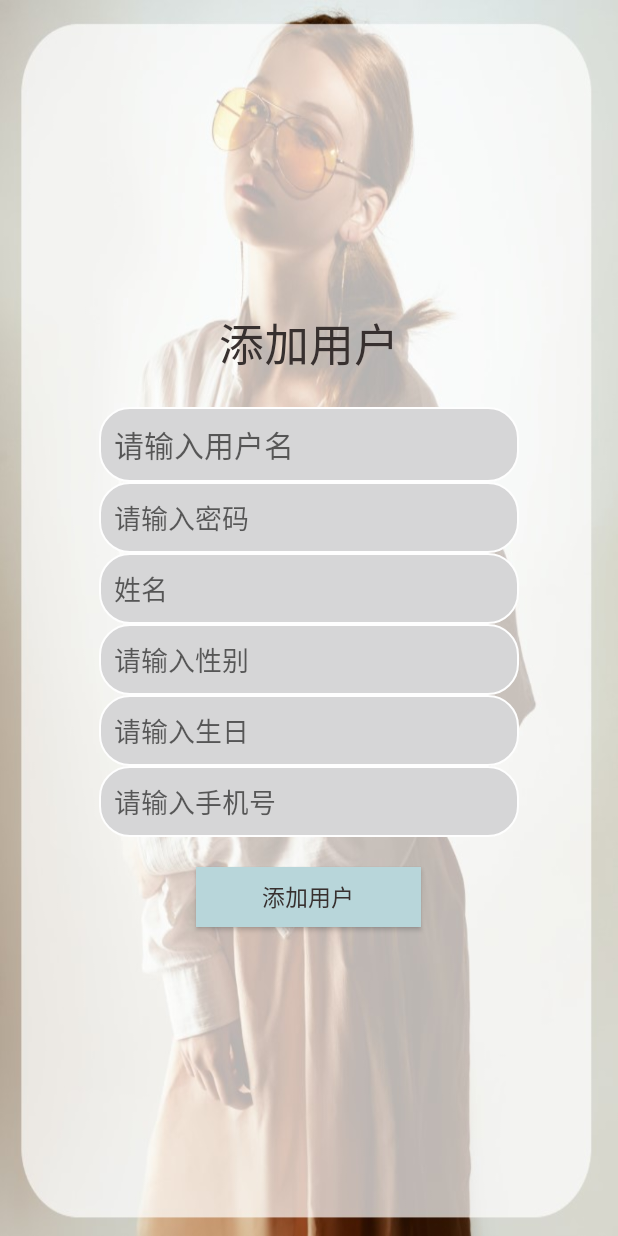
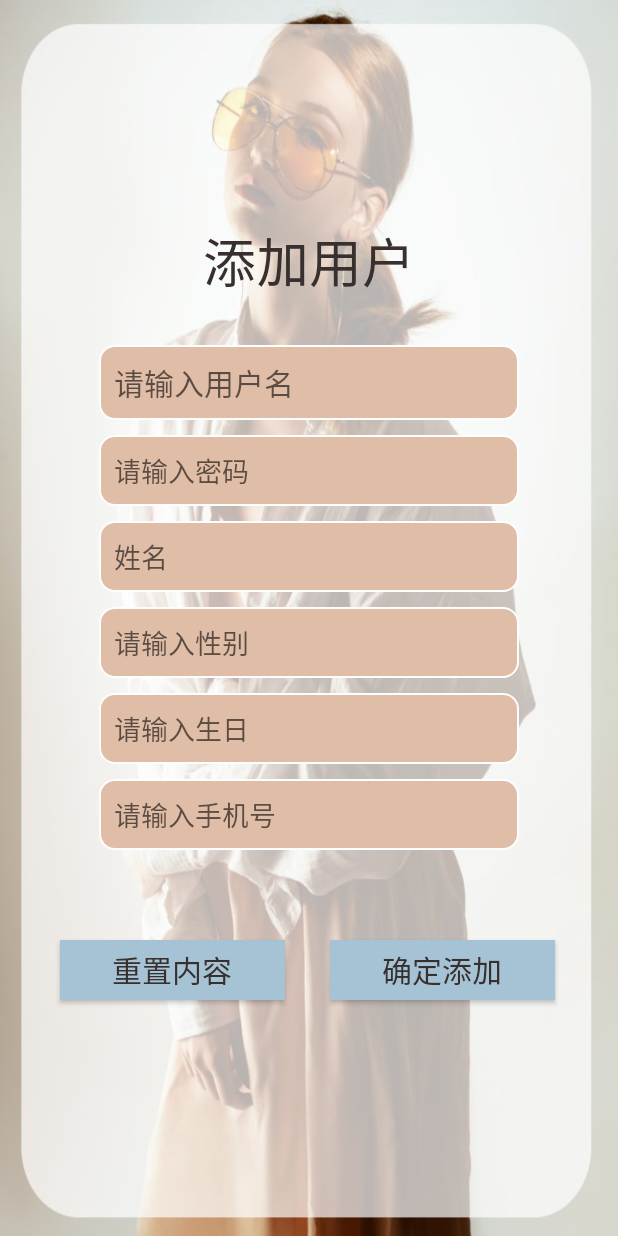
Before and after one commit to AJiang0826/ClothingRentalSystem, an Android app: the admin_add_user screen opened directly, with no data from a screen before it, on a phone screen of 412 x 824 dp. Run offline under Robolectric (Android 15) with nearby library versions, the phone set to English and light mode, and no system bars.

Commit message:
wxh commit

```diff
--- a/app/src/main/AndroidManifest.xml
+++ b/app/src/main/AndroidManifest.xml
@@ -51,7 +51,7 @@
         <activity android:name="com.example.administrator.ClothingRentalSystem.admin.houtai_admin.admin_manager_book" />
         <activity android:name="com.example.administrator.ClothingRentalSystem.admin.houtai_admin.admin_manager_reader" />
         <activity android:name="com.example.administrator.ClothingRentalSystem.admin.houtai_admin.select_user_admin" />
-        <activity android:name="com.example.administrator.ClothingRentalSystem.admin.houtai_admin.admin_add_reader" />
+        <activity android:name="com.example.administrator.ClothingRentalSystem.admin.houtai_admin.admin_add_user" />
         <activity android:name="com.example.administrator.ClothingRentalSystem.admin.houtai_admin.admin_delete_user" />
         <activity android:name="com.example.administrator.ClothingRentalSystem.admin.houtai_admin.admin_editer_user" />
         <activity android:name="com.example.administrator.ClothingRentalSystem.admin.houtai_admin.admin_update_reader" />
--- a/app/src/main/java/com/example/administrator/ClothingRentalSystem/admin/houtai_admin/admin_add_reader.java
+++ b/app/src/main/java/com/example/administrator/ClothingRentalSystem/admin/houtai_admin/admin_add_user.java
@@ -19,7 +19,7 @@ import com.example.administrator.ClothingRentalSystem.admin.utils.MD5Utils;
 /**
  * 管理员添加读者
  */
-public class admin_add_reader extends BaseActivity {
+public class admin_add_user extends BaseActivity {
     private EditText user_ed, username ,pwd_ed,  birthday, phone, sex;
     private Button addreader;
 
@@ -64,7 +64,7 @@ public class admin_add_reader extends BaseActivity {
                     do {
                         String username = cursor.getString(cursor.getColumnIndex("user"));
                         if (username.equals(user_ed.getText().toString())) {
-                            Toast.makeText(admin_add_reader.this, "用户名已存在", Toast.LENGTH_LONG).show();
+                            Toast.makeText(admin_add_user.this, "用户名已存在", Toast.LENGTH_LONG).show();
                             ((EditText) findViewById(R.id.r_name)).setText("");
                             return;
                         }
@@ -74,8 +74,8 @@ public class admin_add_reader extends BaseActivity {
                 }
                 cursor.close();
                 help.insert(values);
-                Toast.makeText(admin_add_reader.this, "用户添加成功", Toast.LENGTH_LONG).show();
-                Intent intent = new Intent(admin_add_reader.this, admin_manager_reader.class);
+                Toast.makeText(admin_add_user.this, "用户添加成功", Toast.LENGTH_LONG).show();
+                Intent intent = new Intent(admin_add_user.this, admin_manager_reader.class);
                 startActivity(intent);
                 ActivityCollector.finishAll();
             }
--- a/app/src/main/java/com/example/administrator/ClothingRentalSystem/admin/houtai_admin/admin_manager_reader.java
+++ b/app/src/main/java/com/example/administrator/ClothingRentalSystem/admin/houtai_admin/admin_manager_reader.java
@@ -10,7 +10,7 @@ import androidx.appcompat.app.AppCompatActivity;
 import com.example.administrator.ClothingRentalSystem.R;
 
 /**
- * 管理读者
+ * 管理用户
  */
 
 public class admin_manager_reader extends AppCompatActivity {
@@ -47,7 +47,7 @@ public class admin_manager_reader extends AppCompatActivity {
         addreader.setOnClickListener(new View.OnClickListener() {
             @Override
             public void onClick(View view) {
-                Intent intent = new Intent(admin_manager_reader.this, admin_add_reader.class);
+                Intent intent = new Intent(admin_manager_reader.this, admin_add_user.class);
                 startActivity(intent);
             }
         });
--- a/app/src/main/res/drawable/sharp_user.xml
+++ b/app/src/main/res/drawable/admin_user.xml
@@ -1,12 +1,14 @@
 <?xml version="1.0" encoding="utf-8"?>
 <shape xmlns:android="http://schemas.android.com/apk/res/android">
 
-<solid android:color="@color/pink" />
+<solid android:color="#e0bda7" />
 <stroke android:width="1dip" android:color="#fefefe" />
-<corners android:radius="20dp"/>
+<corners android:radius="10dp"/>
 <padding android:bottom="10dp"
     android:left="10dp"
     android:right="10dp"
     android:top="10dp"/>
 
+
+
 </shape>
--- a/app/src/main/res/layout/activity_admin_add_reader.xml
+++ b/app/src/main/res/layout/activity_admin_add_reader.xml
@@ -15,16 +15,17 @@
         android:layout_height="wrap_content"
         android:text="添加用户"
         android:gravity="center"
-        android:layout_marginBottom="20dp"
+        android:layout_marginTop="30dp"
+        android:layout_marginBottom="30dp"
         android:textColor="#37302F"
-        android:textSize="30sp"/>
+        android:textSize="35sp"/>
 
 
     <EditText
         android:id="@+id/r_name"
         android:layout_width="280dp"
         android:layout_height="wrap_content"
-        android:background="@drawable/sharp_user"
+        android:background="@drawable/admin_user"
         android:ems="20"
         android:hint="请输入用户名"
         android:inputType="textPersonName"
@@ -34,7 +35,8 @@
         android:id="@+id/r_password"
         android:layout_width="280dp"
         android:layout_height="wrap_content"
-        android:background="@drawable/sharp_user"
+        android:layout_marginTop="10dp"
+        android:background="@drawable/admin_user"
         android:ems="20"
         android:inputType="textPassword"
         android:hint="请输入密码"/>
@@ -43,7 +45,8 @@
         android:id="@+id/user_name"
         android:layout_width="280dp"
         android:layout_height="wrap_content"
-        android:background="@drawable/sharp_user"
+        android:layout_marginTop="10dp"
+        android:background="@drawable/admin_user"
         android:ems="20"
         android:hint="姓名"/>
 
@@ -51,7 +54,8 @@
         android:id="@+id/r_sex"
         android:layout_width="280dp"
         android:layout_height="wrap_content"
-        android:background="@drawable/sharp_user"
+        android:layout_marginTop="10dp"
+        android:background="@drawable/admin_user"
         android:ems="20"
         android:hint="请输入性别" />
 
@@ -59,29 +63,50 @@
         android:id="@+id/r_birthday"
         android:layout_width="280dp"
         android:layout_height="wrap_content"
-        android:background="@drawable/sharp_user"
+        android:layout_marginTop="10dp"
+        android:background="@drawable/admin_user"
         android:ems="20"
         android:hint="请输入生日"/>
     <EditText
         android:id="@+id/r_phone"
         android:layout_width="280dp"
         android:layout_height="wrap_content"
-        android:background="@drawable/sharp_user"
+        android:layout_marginTop="10dp"
+        android:background="@drawable/admin_user"
         android:ems="20"
         android:hint="请输入手机号" />
 
+
+    <LinearLayout
+        android:layout_width="match_parent"
+        android:layout_height="100dp"
+        android:layout_marginTop="40dp"
+        android:orientation="horizontal">
+    <Button
+        android:id="@+id/r_register_resetting"
+        android:layout_width="150dp"
+        android:layout_height="40dp"
+        android:layout_marginLeft="40dp"
+        android:layout_marginTop="20dp"
+        android:background="#a5c3d4"
+        android:text="重置内容"
+        android:textColor="#37302F"
+        android:textSize="20sp" />
 
     <Button
         android:id="@+id/r_register"
         android:layout_width="150dp"
         android:layout_height="40dp"
         android:layout_marginTop="20dp"
-        android:text="添加用户"
+        android:layout_marginLeft="30dp"
+        android:text="确定添加"
         android:layout_alignBaseline="@+id/r_back"
         android:layout_alignBottom="@+id/r_back"
         android:layout_alignRight="@+id/r_password"
         android:layout_alignEnd="@+id/r_password"
-        android:background="#B8D6DA"
+        android:background="#a5c3d4"
         android:textColor="#37302F"
-        android:textSize="15sp"/>
+        android:textSize="20sp"/>
+
 </LinearLayout>
+</LinearLayout>
```
